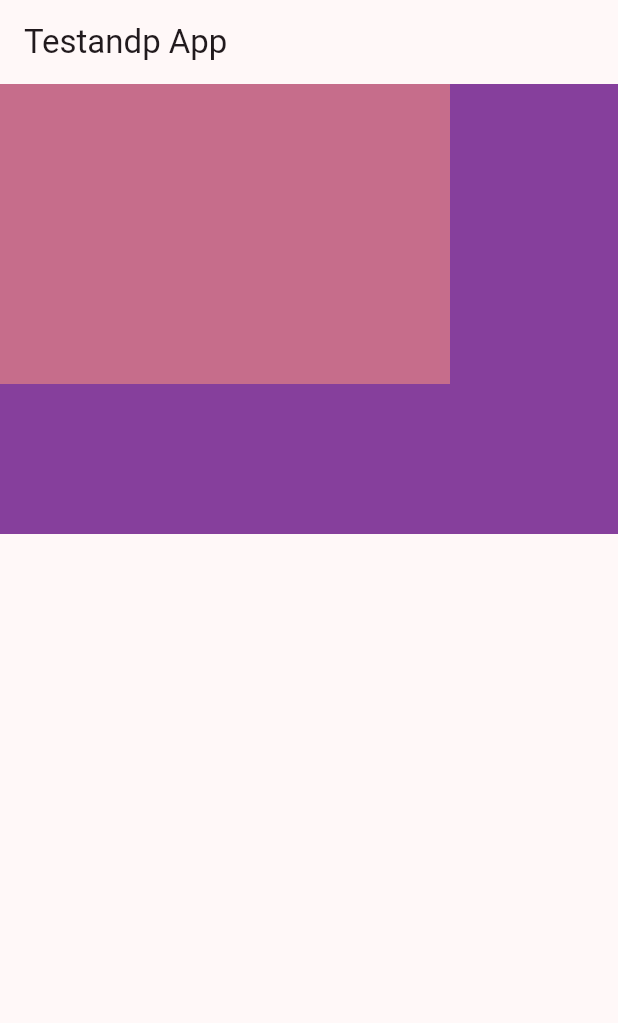
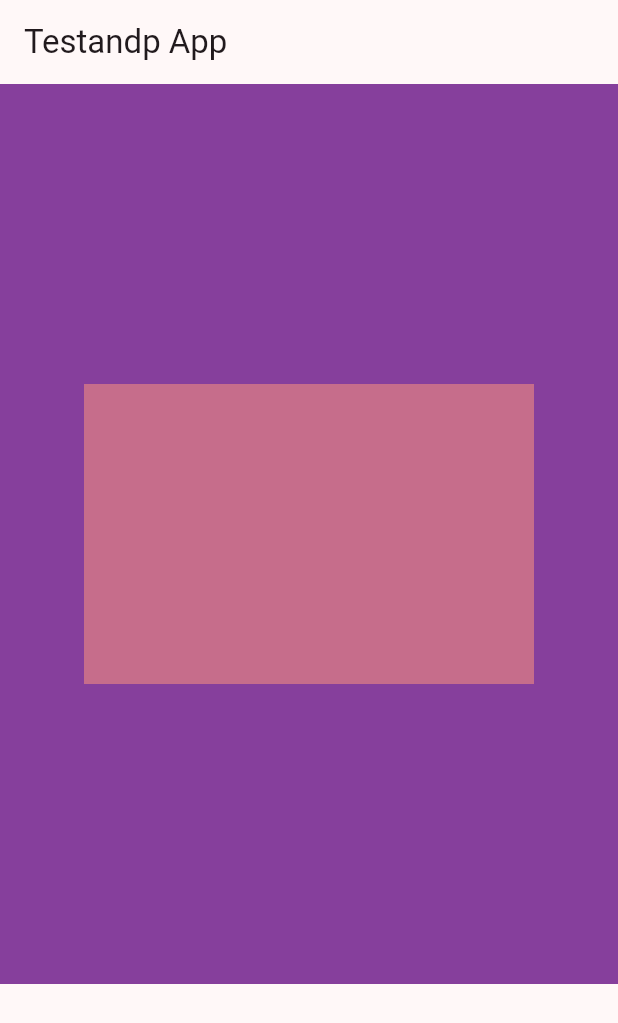
Before and after one commit to DieleCorrea/Primeira-aplicacao-com-Flutter, a Flutter app: the screen it shows after launch, on a phone screen of 412 x 824 dp. Shown: the top 1023 px of the screen. Run offline on Flutter 3.47's test engine with Material 2 defaults, Android fonts, the phone set to English and light mode, and no system bars.

Commit message:
centralizei a stack

```diff
--- a/lib/revisao.dart
+++ b/lib/revisao.dart
@@ -12,38 +12,35 @@ import 'package:flutter/material.dart';
               seedColor: Color.fromARGB(255, 158, 102, 134)),
           useMaterial3: true,
         ),
-      home: Scaffold(//estrutura do meu app
-        appBar: AppBar
-        (title: Text('Testandp App'),
+        home: Scaffold(
+          //estrutura do meu app
+          appBar: AppBar(
+            title: Text('Testandp App'),
           ),
           body: Column(
             mainAxisAlignment: MainAxisAlignment.start,
-
+            crossAxisAlignment: CrossAxisAlignment.center,
             children: [
               Container(
-              color: Colors.black38,
-              child: Container(
                 color: Color.fromARGB(255, 134, 63, 156),
-                height: 300,
+                height: 600,
                 width: 500,
+                //child: Text(),
+
                 child: Stack(
+                  alignment: Alignment.center,
                   children: [
                     Container(
                       alignment: Alignment.topCenter,
                       color: const Color.fromARGB(255, 198, 109, 139),
-                     height: 200,width: 300,
-
-
-
-                    )
-
+                      height: 200,
+                      width: 300,
+                    ),
                   ],
-                ),
                 ),
               ),
             ],
           ),
-      )
-    );
+        ));
   }
 }
```
Lines whose indentation alone changed are shown as unchanged.
